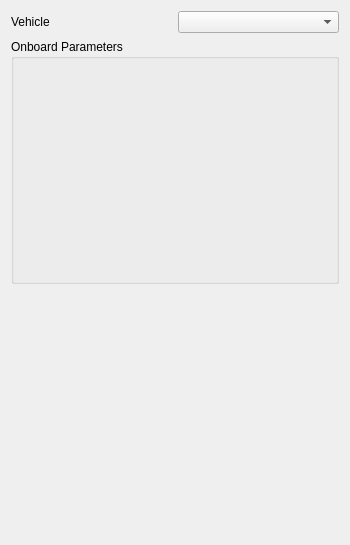
First picture: the form in src/ui/ParameterInterface.ui, repository mavlink/qgroundcontrol, before the edit.
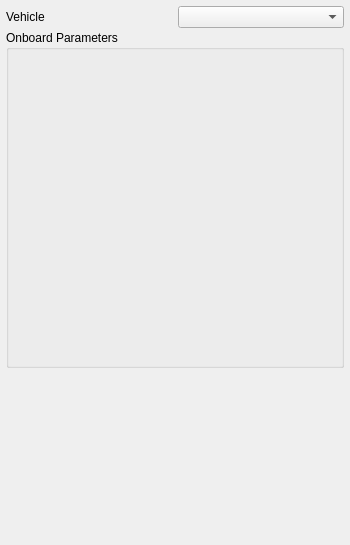
Second picture: the form after the edit.

Patch:
```diff
--- a/src/ui/ParameterInterface.ui
+++ b/src/ui/ParameterInterface.ui
@@ -13,7 +13,16 @@
   <property name="windowTitle">
    <string>Form</string>
   </property>
-  <layout class="QGridLayout" name="gridLayout">
+  <layout class="QGridLayout" name="gridLayout" rowstretch="2,10,5">
+   <property name="horizontalSpacing">
+    <number>5</number>
+   </property>
+   <property name="verticalSpacing">
+    <number>2</number>
+   </property>
+   <property name="margin">
+    <number>6</number>
+   </property>
    <item row="0" column="0">
     <widget class="QLabel" name="label">
      <property name="text">
@@ -30,6 +39,9 @@
       <string>Onboard Parameters</string>
      </property>
      <layout class="QHBoxLayout" name="horizontalLayout">
+      <property name="margin">
+       <number>3</number>
+      </property>
       <item>
        <widget class="QStackedWidget" name="stackedWidget">
         <property name="currentIndex">
```
